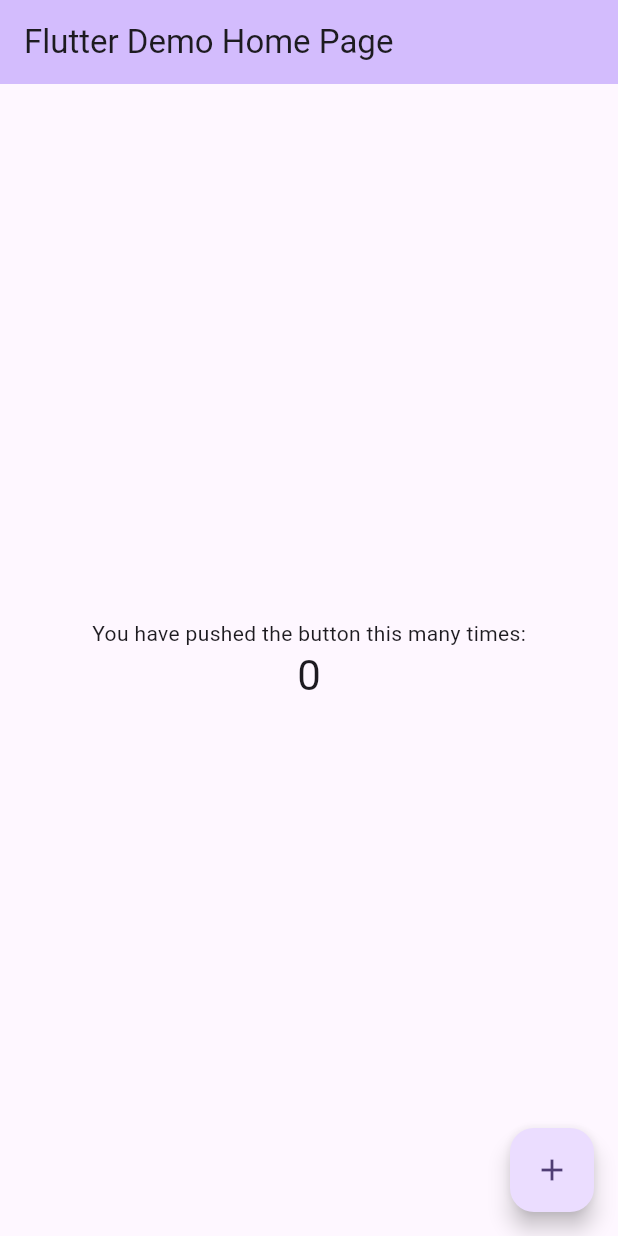
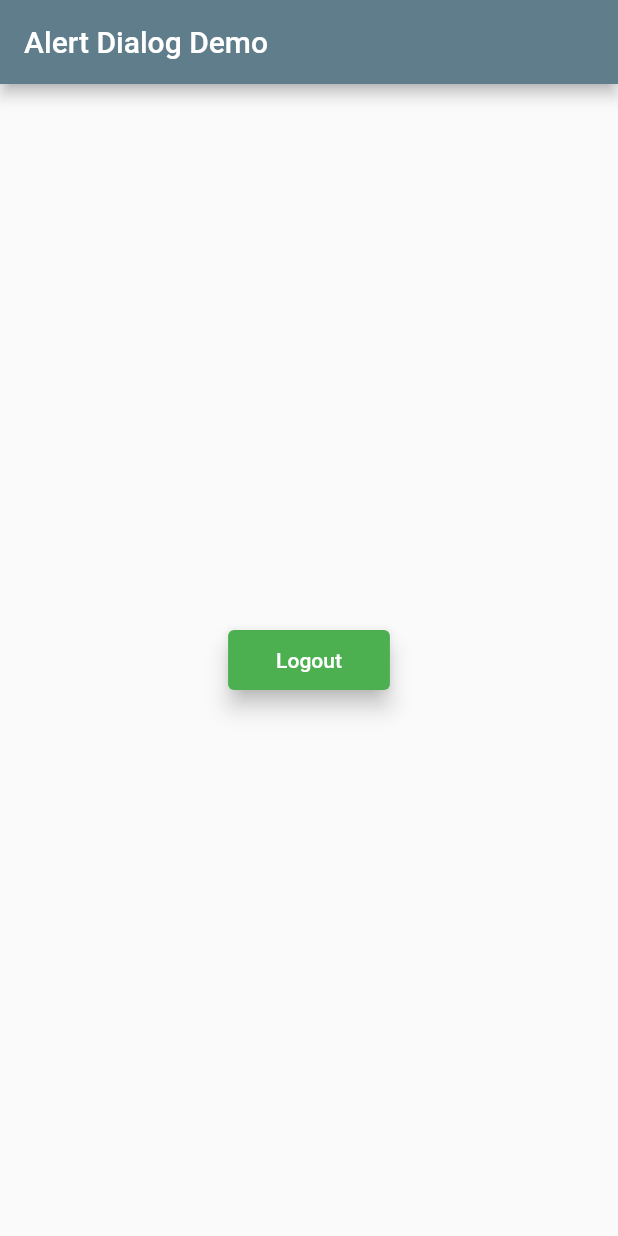
Before and after one commit to EusufUddin8926/AlertDialog_Demo, a Flutter app: the screen it shows after launch, on a phone screen of 412 x 824 dp. Run offline on Flutter 3.47's test engine with Material 2 defaults, Android fonts, the phone set to English and light mode, and no system bars.

Commit message:
Alert dialog add

```diff
--- a/lib/main.dart
+++ b/lib/main.dart
@@ -1,3 +1,4 @@
+import 'package:flutter/cupertino.dart';
 import 'package:flutter/material.dart';
 
 void main() {
@@ -7,119 +8,74 @@ void main() {
 class MyApp extends StatelessWidget {
   const MyApp({super.key});
 
-  // This widget is the root of your application.
   @override
   Widget build(BuildContext context) {
     return MaterialApp(
-      title: 'Flutter Demo',
-      theme: ThemeData(
-        // This is the theme of your application.
-        //
-        // TRY THIS: Try running your application with "flutter run". You'll see
-        // the application has a blue toolbar. Then, without quitting the app,
-        // try changing the seedColor in the colorScheme below to Colors.green
-        // and then invoke "hot reload" (save your changes or press the "hot
-        // reload" button in a Flutter-supported IDE, or press "r" if you used
-        // the command line to start the app).
-        //
-        // Notice that the counter didn't reset back to zero; the application
-        // state is not lost during the reload. To reset the state, use hot
-        // restart instead.
-        //
-        // This works for code too, not just values: Most code changes can be
-        // tested with just a hot reload.
-        colorScheme: ColorScheme.fromSeed(seedColor: Colors.deepPurple),
-        useMaterial3: true,
-      ),
-      home: const MyHomePage(title: 'Flutter Demo Home Page'),
+      home: HomeScreen(),
+      debugShowCheckedModeBanner: false,
+      theme: ThemeData(primarySwatch: Colors.blueGrey),
     );
   }
 }
 
-class MyHomePage extends StatefulWidget {
-  const MyHomePage({super.key, required this.title});
+class HomeScreen extends StatelessWidget {
+  HomeScreen({super.key});
 
-  // This widget is the home page of your application. It is stateful, meaning
-  // that it has a State object (defined below) that contains fields that affect
-  // how it looks.
+  final ButtonStyle buttonStyle = ElevatedButton.styleFrom(
+      foregroundColor: Colors.white,
+      backgroundColor: Colors.green,
+      elevation: 6,
+      shadowColor: Colors.black,
+      padding: EdgeInsets.fromLTRB(32, 12, 32, 12),
+      shape: RoundedRectangleBorder(
+          borderRadius: BorderRadius.all(Radius.circular(4))));
 
-  // This class is the configuration for the state. It holds the values (in this
-  // case the title) provided by the parent (in this case the App widget) and
-  // used by the build method of the State. Fields in a Widget subclass are
-  // always marked "final".
+  SnakbarMsg(String msg, context) {
+    return ScaffoldMessenger.of(context)
+        .showSnackBar(SnackBar(content: Text(msg)));
+  }
 
-  final String title;
-
-  @override
-  State<MyHomePage> createState() => _MyHomePageState();
-}
-
-class _MyHomePageState extends State<MyHomePage> {
-  int _counter = 0;
-
-  void _incrementCounter() {
-    setState(() {
-      // This call to setState tells the Flutter framework that something has
-      // changed in this State, which causes it to rerun the build method below
-      // so that the display can reflect the updated values. If we changed
-      // _counter without calling setState(), then the build method would not be
-      // called again, and so nothing would appear to happen.
-      _counter++;
-    });
+  MyAlertDialog(context) {
+    return showDialog(
+        barrierDismissible: false,
+        context: context,
+        builder: (BuildContext context) {
+          return Expanded(
+              child: AlertDialog(
+               title: Text("Logout !"),
+                content: Text("Do you want to logout?"),
+               actions: [
+                 TextButton(
+                  onPressed: () {
+                    SnakbarMsg("Cancel Successfully", context);
+                    Navigator.of(context).pop(context);
+                  },
+                  child: Text("Cancel")),
+                 TextButton(
+                  onPressed: () {
+                    SnakbarMsg("Logout Successfully", context);
+                    Navigator.of(context).pop(context);
+                  },
+                  child: Text("Ok"))
+            ],
+          ));
+        });
   }
 
   @override
   Widget build(BuildContext context) {
-    // This method is rerun every time setState is called, for instance as done
-    // by the _incrementCounter method above.
-    //
-    // The Flutter framework has been optimized to make rerunning build methods
-    // fast, so that you can just rebuild anything that needs updating rather
-    // than having to individually change instances of widgets.
     return Scaffold(
       appBar: AppBar(
-        // TRY THIS: Try changing the color here to a specific color (to
-        // Colors.amber, perhaps?) and trigger a hot reload to see the AppBar
-        // change color while the other colors stay the same.
-        backgroundColor: Theme.of(context).colorScheme.inversePrimary,
-        // Here we take the value from the MyHomePage object that was created by
-        // the App.build method, and use it to set our appbar title.
-        title: Text(widget.title),
+        title: Text("Alert Dialog Demo"),
       ),
       body: Center(
-        // Center is a layout widget. It takes a single child and positions it
-        // in the middle of the parent.
-        child: Column(
-          // Column is also a layout widget. It takes a list of children and
-          // arranges them vertically. By default, it sizes itself to fit its
-          // children horizontally, and tries to be as tall as its parent.
-          //
-          // Column has various properties to control how it sizes itself and
-          // how it positions its children. Here we use mainAxisAlignment to
-          // center the children vertically; the main axis here is the vertical
-          // axis because Columns are vertical (the cross axis would be
-          // horizontal).
-          //
-          // TRY THIS: Invoke "debug painting" (choose the "Toggle Debug Paint"
-          // action in the IDE, or press "p" in the console), to see the
-          // wireframe for each widget.
-          mainAxisAlignment: MainAxisAlignment.center,
-          children: <Widget>[
-            const Text(
-              'You have pushed the button this many times:',
-            ),
-            Text(
-              '$_counter',
-              style: Theme.of(context).textTheme.headlineMedium,
-            ),
-          ],
-        ),
+        child: ElevatedButton(
+            child: Text("Logout"),
+            style: buttonStyle,
+            onPressed: () {
+              MyAlertDialog(context);
+            }),
       ),
-      floatingActionButton: FloatingActionButton(
-        onPressed: _incrementCounter,
-        tooltip: 'Increment',
-        child: const Icon(Icons.add),
-      ), // This trailing comma makes auto-formatting nicer for build methods.
     );
   }
 }
```
